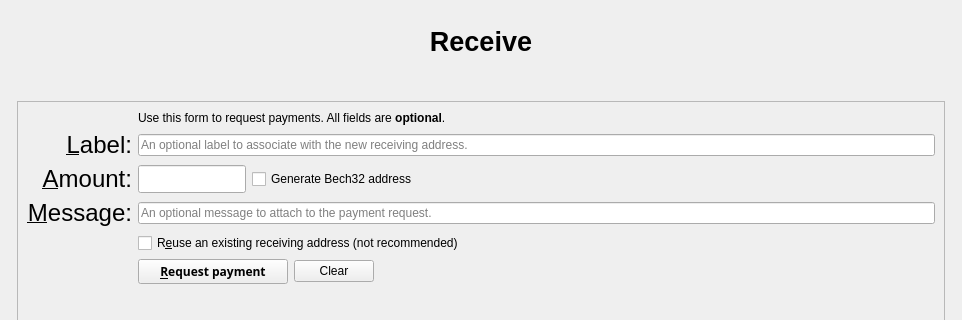
This is src/qt/forms/receivecoinsdialog.ui in Manbearpixel/Odin as Qt 5 draws it before an edit; both pictures show x 0 to 962 and y 0 to 320 of the 962 by 616 pixel window. The edited form follows.
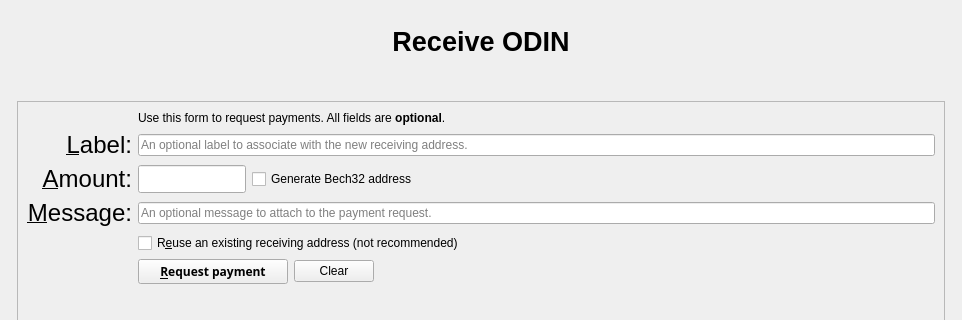
This is the edited form. Icons and pictures are not drawn. Custom widgets are drawn as their Qt base class.

```diff
--- a/src/qt/forms/receivecoinsdialog.ui
+++ b/src/qt/forms/receivecoinsdialog.ui
@@ -55,7 +55,7 @@
              </font>
             </property>
             <property name="text">
-             <string>Receive</string>
+             <string>Receive ODIN</string>
             </property>
             <property name="alignment">
              <set>Qt::AlignCenter</set>
```
Left out of the diff: 8 changed lines with no effect on the pictures.
